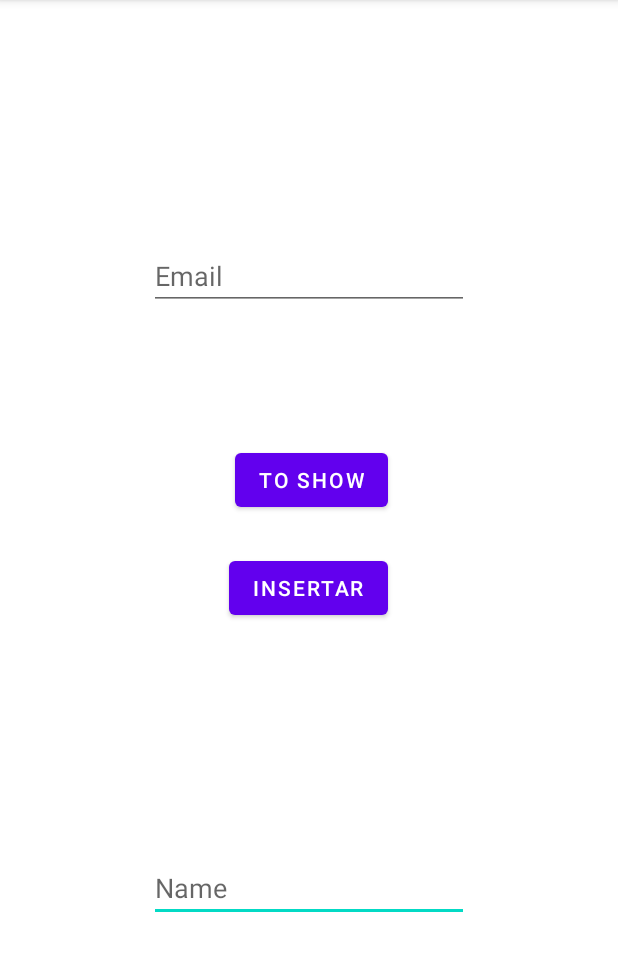
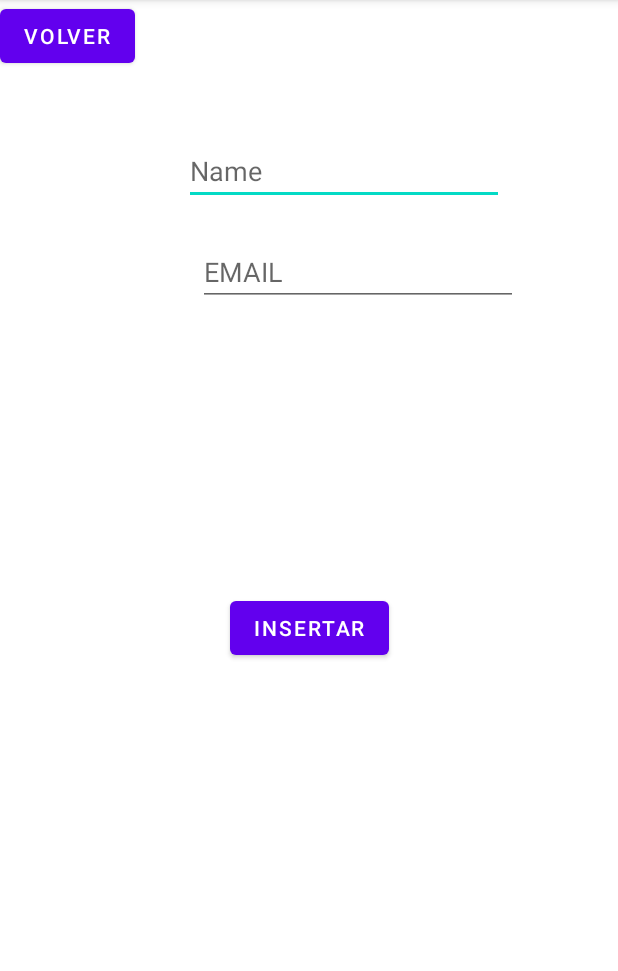
Before and after one commit to Dfallax/Android_Studio, an Android app: the InsertToDB screen opened directly, with no data from a screen before it, on a phone screen of 412 x 824 dp, the part 84-1055 px from its top. Run offline under Robolectric (Android 15) with nearby library versions, the phone set to English and light mode, and no system bars.

Commit message:
Android_Actualizado

```diff
--- a/app/src/main/res/layout/activity_insert_to_db.xml
+++ b/app/src/main/res/layout/activity_insert_to_db.xml
@@ -7,55 +7,46 @@
     tools:context=".InsertToDB">
 
     <Button
-        android:id="@+id/InsertButton"
+        android:id="@+id/insertButton"
         android:layout_width="wrap_content"
         android:layout_height="wrap_content"
-        android:layout_marginBottom="352dp"
+        android:layout_marginBottom="325dp"
         android:onClick="insertValues"
-        android:text="INSERTAR"
+        android:text="Insertar"
         app:layout_constraintBottom_toBottomOf="parent"
         app:layout_constraintEnd_toEndOf="parent"
-        app:layout_constraintHorizontal_bias="0.498"
         app:layout_constraintStart_toStartOf="parent" />
 
     <EditText
         android:id="@+id/insertName"
         android:layout_width="wrap_content"
         android:layout_height="wrap_content"
+        android:layout_marginTop="91dp"
+        android:layout_marginEnd="76dp"
         android:ems="10"
         android:hint="Name"
         android:inputType="text"
-        app:layout_constraintBottom_toBottomOf="parent"
         app:layout_constraintEnd_toEndOf="parent"
-        app:layout_constraintStart_toStartOf="parent"
-        app:layout_constraintTop_toBottomOf="@+id/InsertButton" />
+        app:layout_constraintTop_toTopOf="parent" />
 
     <EditText
         android:id="@+id/insertEmail"
         android:layout_width="wrap_content"
         android:layout_height="wrap_content"
+        android:layout_marginStart="9dp"
+        android:layout_marginTop="22dp"
         android:ems="10"
-        android:hint="Email"
+        android:hint="EMAIL"
         android:inputType="text"
-        app:layout_constraintBottom_toTopOf="@+id/InsertButton"
-        app:layout_constraintEnd_toEndOf="parent"
-        app:layout_constraintStart_toStartOf="parent"
-        app:layout_constraintTop_toTopOf="parent" />
+        app:layout_constraintStart_toStartOf="@+id/insertName"
+        app:layout_constraintTop_toBottomOf="@+id/insertName" />
 
-    <androidx.constraintlayout.widget.Guideline
-        android:id="@+id/guideline"
+    <Button
+        android:id="@+id/button2"
         android:layout_width="wrap_content"
         android:layout_height="wrap_content"
-        android:orientation="horizontal"
-        app:layout_constraintGuide_begin="365dp" />
-
-    <Button
-        android:id="@+id/ToShow"
-        android:layout_width="wrap_content"
-        android:layout_height="wrap_content"
-        android:layout_marginBottom="24dp"
-        android:onClick="changeToShow"
-        android:text="to Show"
-        app:layout_constraintBottom_toTopOf="@+id/InsertButton"
-        app:layout_constraintEnd_toEndOf="@+id/InsertButton" />
+        android:onClick="changeToMain"
+        android:text="volver"
+        tools:layout_editor_absoluteX="158dp"
+        tools:layout_editor_absoluteY="459dp" />
 </androidx.constraintlayout.widget.ConstraintLayout>
```
Also changed, not shown: app/src/main/java/com/example/test/DataBase/DataBaseAux.java (+10 -12 lines), app/src/main/java/com/example/test/InsertToDB.java (+20 -28 lines), app/src/main/java/com/example/test/MainActivity.java (+6 -3 lines), app/src/main/java/com/example/test/Show.java (+12 -12 lines), app/src/main/res/layout/activity_main.xml (+2 -10 lines), app/src/main/res/layout/activity_show.xml (+16 -20 lines), 2 other files.
